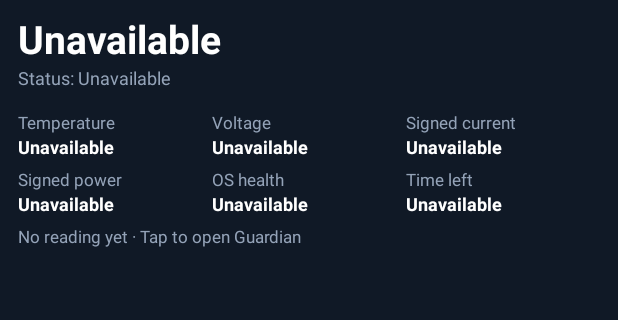
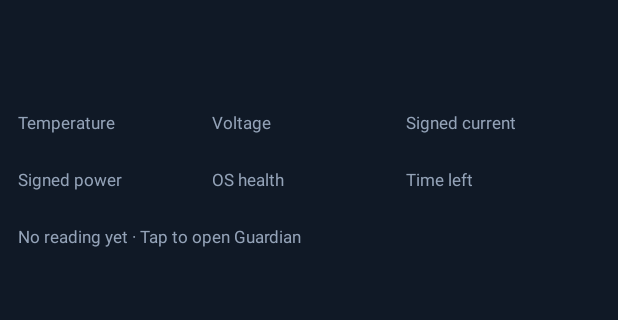
Before and after one commit to prayagideepak-collab/Netra-Battery-Guardian, an Android app built with Jetpack Compose: the layout guardian_battery_widget.xml on its own in the app's theme, with its tools: preview values and no code run, on a phone screen of 412 x 824 dp, the part 39-359 px from its top. Run offline under Robolectric (Android 15) with nearby library versions, the phone set to English and light mode, and no system bars.

Commit message:
Remove clamped usage shares and fabricated wakeups; blank initial widget readings

```diff
--- a/app/src/main/java/com/example/ui/screens/AppsScreen.kt
+++ b/app/src/main/java/com/example/ui/screens/AppsScreen.kt
@@ -273,7 +273,7 @@ fun AppsScreen(
               Text(app.packageName, style = MaterialTheme.typography.labelSmall, color = MaterialTheme.colorScheme.onSurfaceVariant)
             }
             Text(
-              text = "${app.foregroundMinutesToday}m • ${app.estimatedDrainSharePercent.toInt()}%",
+              text = "${app.foregroundMinutesToday}m • ${app.estimatedDrainSharePercent.toInt()}% listed foreground time",
               style = TelemetryMonoStyle,
               color = MaterialTheme.colorScheme.primary,
             )
--- a/app/src/main/java/com/example/ui/screens/HomeScreen.kt
+++ b/app/src/main/java/com/example/ui/screens/HomeScreen.kt
@@ -357,7 +357,7 @@ fun HomeScreen(
             ) {
               Text("#${app.batteryRank} ${app.appName}", style = MaterialTheme.typography.bodyLarge)
               Text(
-                "${app.foregroundMinutesToday}m (${app.estimatedDrainSharePercent.toInt()}%)",
+                "${app.foregroundMinutesToday}m (${app.estimatedDrainSharePercent.toInt()}% foreground)",
                 style = TelemetryMonoStyle,
                 color = MaterialTheme.colorScheme.primary,
               )
--- a/app/src/main/java/com/example/widget/BatteryThermalWidgetProvider.kt
+++ b/app/src/main/java/com/example/widget/BatteryThermalWidgetProvider.kt
@@ -99,13 +99,13 @@ class BatteryThermalWidgetProvider : AppWidgetProvider() {
       val capacityProp = bm?.getIntProperty(BatteryManager.BATTERY_PROPERTY_CAPACITY) ?: Int.MIN_VALUE
 
       val levelPercent = when {
-        level >= 0 && scale > 0 -> ((level * 100f) / scale.toFloat()).toInt().coerceIn(0, 100)
+        level in 0..scale && scale > 0 -> ((level * 100f) / scale.toFloat()).toInt().coerceIn(0, 100)
         capacityProp in 0..100 -> capacityProp
         else -> -1
       }
 
       val tempTenths = sticky?.getIntExtra(BatteryManager.EXTRA_TEMPERATURE, Int.MIN_VALUE) ?: Int.MIN_VALUE
-      val tempCelsius = if (tempTenths != Int.MIN_VALUE && tempTenths in -400..1200) {
+      val tempCelsius = if (tempTenths != Int.MIN_VALUE) {
         tempTenths / 10f
       } else {
         Float.NaN
@@ -132,7 +132,6 @@ class BatteryThermalWidgetProvider : AppWidgetProvider() {
       val rawVoltage = sticky?.getIntExtra(BatteryManager.EXTRA_VOLTAGE, -1) ?: -1
       val voltageMv = when {
         rawVoltage <= 0 -> -1
-        rawVoltage in 1..20 -> -1
         else -> rawVoltage
       }
 
--- a/app/src/main/res/layout/guardian_battery_widget.xml
+++ b/app/src/main/res/layout/guardian_battery_widget.xml
@@ -16,34 +16,34 @@
         android:textSize="10sp"
         android:textStyle="bold" />
 
-    <TextView android:id="@+id/widget_battery_percent" android:layout_width="match_parent" android:layout_height="wrap_content" android:text="Unavailable" android:textColor="#FFFFFF" android:textSize="26sp" android:textStyle="bold" android:layout_marginTop="8dp" />
-    <TextView android:id="@+id/widget_battery_status" android:layout_width="match_parent" android:layout_height="wrap_content" android:text="Status: Unavailable" android:textColor="#94A3B8" android:textSize="12sp" android:layout_marginBottom="8dp" />
+    <TextView android:id="@+id/widget_battery_percent" android:layout_width="match_parent" android:layout_height="wrap_content" android:text="" android:textColor="#FFFFFF" android:textSize="26sp" android:textStyle="bold" android:layout_marginTop="8dp" />
+    <TextView android:id="@+id/widget_battery_status" android:layout_width="match_parent" android:layout_height="wrap_content" android:text="" android:textColor="#94A3B8" android:textSize="12sp" android:layout_marginBottom="8dp" />
     <LinearLayout android:layout_width="match_parent" android:layout_height="wrap_content" android:layout_marginTop="6dp" android:orientation="horizontal">
         <LinearLayout android:layout_width="0dp" android:layout_height="wrap_content" android:layout_weight="1" android:orientation="vertical">
             <TextView android:id="@+id/t_label" android:layout_width="wrap_content" android:layout_height="wrap_content" android:text="Temperature" android:textColor="#94A3B8" android:textSize="11sp" />
-            <TextView android:id="@+id/widget_temp" android:layout_width="wrap_content" android:layout_height="wrap_content" android:text="Unavailable" android:textColor="#FFFFFF" android:textSize="12sp" android:textStyle="bold" />
+            <TextView android:id="@+id/widget_temp" android:layout_width="wrap_content" android:layout_height="wrap_content" android:text="" android:textColor="#FFFFFF" android:textSize="12sp" android:textStyle="bold" />
         </LinearLayout>
         <LinearLayout android:layout_width="0dp" android:layout_height="wrap_content" android:layout_weight="1" android:orientation="vertical">
             <TextView android:id="@+id/v_label" android:layout_width="wrap_content" android:layout_height="wrap_content" android:text="Voltage" android:textColor="#94A3B8" android:textSize="11sp" />
-            <TextView android:id="@+id/widget_voltage" android:layout_width="wrap_content" android:layout_height="wrap_content" android:text="Unavailable" android:textColor="#FFFFFF" android:textSize="12sp" android:textStyle="bold" />
+            <TextView android:id="@+id/widget_voltage" android:layout_width="wrap_content" android:layout_height="wrap_content" android:text="" android:textColor="#FFFFFF" android:textSize="12sp" android:textStyle="bold" />
         </LinearLayout>
         <LinearLayout android:layout_width="0dp" android:layout_height="wrap_content" android:layout_weight="1" android:orientation="vertical">
             <TextView android:id="@+id/c_label" android:layout_width="wrap_content" android:layout_height="wrap_content" android:text="Signed current" android:textColor="#94A3B8" android:textSize="11sp" />
-            <TextView android:id="@+id/widget_current" android:layout_width="wrap_content" android:layout_height="wrap_content" android:text="Unavailable" android:textColor="#FFFFFF" android:textSize="12sp" android:textStyle="bold" />
+            <TextView android:id="@+id/widget_current" android:layout_width="wrap_content" android:layout_height="wrap_content" android:text="" android:textColor="#FFFFFF" android:textSize="12sp" android:textStyle="bold" />
         </LinearLayout>
     </LinearLayout>
     <LinearLayout android:layout_width="match_parent" android:layout_height="wrap_content" android:layout_marginTop="6dp" android:orientation="horizontal">
         <LinearLayout android:layout_width="0dp" android:layout_height="wrap_content" android:layout_weight="1" android:orientation="vertical">
             <TextView android:id="@+id/p_label" android:layout_width="wrap_content" android:layout_height="wrap_content" android:text="Signed power" android:textColor="#94A3B8" android:textSize="11sp" />
-            <TextView android:id="@+id/widget_power" android:layout_width="wrap_content" android:layout_height="wrap_content" android:text="Unavailable" android:textColor="#FFFFFF" android:textSize="12sp" android:textStyle="bold" />
+            <TextView android:id="@+id/widget_power" android:layout_width="wrap_content" android:layout_height="wrap_content" android:text="" android:textColor="#FFFFFF" android:textSize="12sp" android:textStyle="bold" />
         </LinearLayout>
         <LinearLayout android:layout_width="0dp" android:layout_height="wrap_content" android:layout_weight="1" android:orientation="vertical">
             <TextView android:id="@+id/h_label" android:layout_width="wrap_content" android:layout_height="wrap_content" android:text="OS health" android:textColor="#94A3B8" android:textSize="11sp" />
-            <TextView android:id="@+id/widget_health" android:layout_width="wrap_content" android:layout_height="wrap_content" android:text="Unavailable" android:textColor="#FFFFFF" android:textSize="12sp" android:textStyle="bold" />
+            <TextView android:id="@+id/widget_health" android:layout_width="wrap_content" android:layout_height="wrap_content" android:text="" android:textColor="#FFFFFF" android:textSize="12sp" android:textStyle="bold" />
         </LinearLayout>
         <LinearLayout android:layout_width="0dp" android:layout_height="wrap_content" android:layout_weight="1" android:orientation="vertical">
             <TextView android:id="@+id/widget_eta_label" android:layout_width="wrap_content" android:layout_height="wrap_content" android:text="Time left" android:textColor="#94A3B8" android:textSize="11sp" />
-            <TextView android:id="@+id/widget_eta" android:layout_width="wrap_content" android:layout_height="wrap_content" android:text="Unavailable" android:textColor="#FFFFFF" android:textSize="12sp" android:textStyle="bold" />
+            <TextView android:id="@+id/widget_eta" android:layout_width="wrap_content" android:layout_height="wrap_content" android:text="" android:textColor="#FFFFFF" android:textSize="12sp" android:textStyle="bold" />
         </LinearLayout>
     </LinearLayout>
 
--- a/app/src/main/res/values/strings.xml
+++ b/app/src/main/res/values/strings.xml
@@ -8,8 +8,8 @@
     <string name="channel_critical_desc">Urgent overheating and critical low-battery safety notifications</string>
     <string name="widget_description">Monitor real-time battery percentage and thermal safety status directly on your home screen.</string>
     <string name="widget_title_label">NETRA BATTERY SENTINEL</string>
-    <string name="widget_default_percent">Unavailable</string>
-    <string name="widget_default_thermal">Thermal: Unavailable</string>
-    <string name="widget_default_status">Status: Unavailable</string>
+    <string name="widget_default_percent"></string>
+    <string name="widget_default_thermal"></string>
+    <string name="widget_default_status"></string>
     <string name="widget_default_subtitle">Tap to open Battery Sentinel</string>
 </resources>
```
Also changed, not shown: app/src/main/java/com/example/data/local/system/AppPowerInspector.kt (+4 -4 lines).
